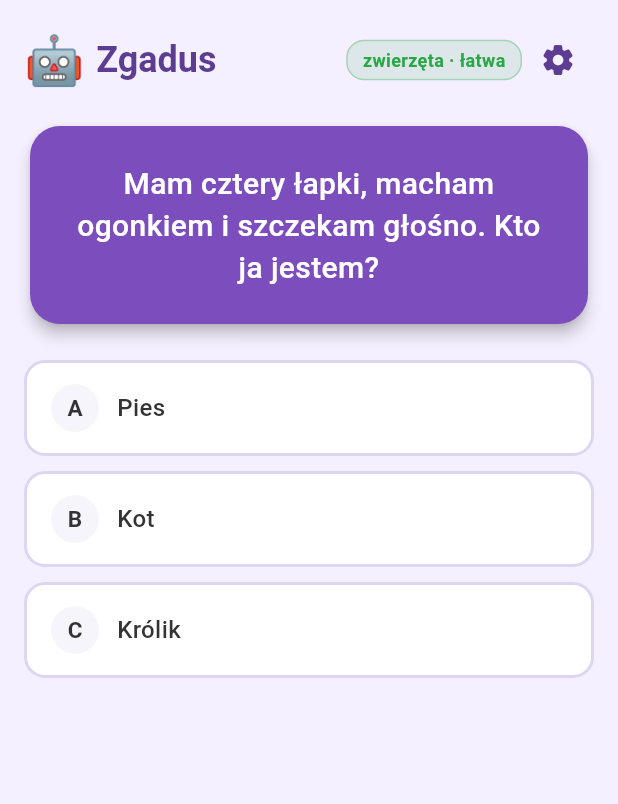
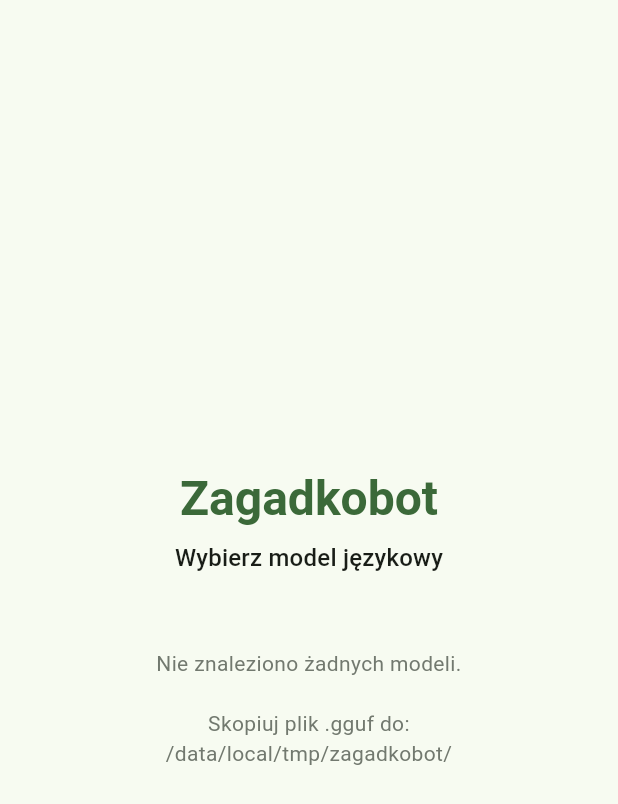
Before and after one commit to lszczuro/zagadkobot, a Flutter app: the screen it shows after launch, on a phone screen of 412 x 824 dp. Shown: the top 804 px of the screen. Run offline on Flutter 3.47's test engine with Material 3 defaults, Android fonts, the phone set to English and light mode, and no system bars; our stand-ins replace flutter_riverpod, flutter_tts.

Commit message:
Added choose model before start

```diff
--- a/lib/app.dart
+++ b/lib/app.dart
@@ -1,6 +1,6 @@
 import 'package:flutter/material.dart';
 import 'package:zagadkobot/core/theme.dart';
-import 'package:zagadkobot/features/home/home_screen.dart';
+import 'package:zagadkobot/features/model_selection/model_selection_screen.dart';
 
 class ZagadkobotApp extends StatelessWidget {
   const ZagadkobotApp({super.key});
@@ -10,7 +10,7 @@ class ZagadkobotApp extends StatelessWidget {
     return MaterialApp(
       title: 'zagadkobot',
       theme: AppTheme.lightTheme,
-      home: const HomeScreen(),
+      home: const ModelSelectionScreen(),
       debugShowCheckedModeBanner: false,
     );
   }
--- a/lib/features/home/home_screen.dart
+++ b/lib/features/home/home_screen.dart
@@ -10,7 +10,9 @@ import 'package:zagadkobot/services/tts/tts_service_flutter_tts.dart';
 enum _Phase { loading, error, question, commenting, done }
 
 class HomeScreen extends StatefulWidget {
-  const HomeScreen({super.key});
+  const HomeScreen({super.key, this.modelPath});
+
+  final String? modelPath;
 
   @override
   State<HomeScreen> createState() => _HomeScreenState();
@@ -39,7 +41,7 @@ class _HomeScreenState extends State<HomeScreen> {
   Future<void> _init() async {
     try {
       await Future.wait([
-        _llm.initialize(),
+        _llm.initialize(modelPath: widget.modelPath),
         _tts.initialize(),
         _repo.load(),
       ]);
--- /dev/null
+++ b/lib/features/model_selection/model_selection_screen.dart
@@ -0,0 +1,168 @@
+import 'package:flutter/material.dart';
+import 'package:zagadkobot/features/home/home_screen.dart';
+import 'package:zagadkobot/services/llm/llm_service_llama_cpp.dart';
+
+class ModelSelectionScreen extends StatefulWidget {
+  const ModelSelectionScreen({super.key});
+
+  @override
+  State<ModelSelectionScreen> createState() => _ModelSelectionScreenState();
+}
+
+class _ModelSelectionScreenState extends State<ModelSelectionScreen> {
+  final _llm = LlmServiceLlamaCpp();
+
+  List<Map<String, String>> _models = [];
+  Map<String, String>? _selected;
+  bool _loading = true;
+  String? _error;
+
+  @override
+  void initState() {
+    super.initState();
+    _loadModels();
+  }
+
+  Future<void> _loadModels() async {
+    try {
+      final models = await _llm.listModels();
+      setState(() {
+        _models = models;
+        _selected = models.isNotEmpty ? models.first : null;
+        _loading = false;
+      });
+    } catch (e) {
+      setState(() {
+        _error = e.toString();
+        _loading = false;
+      });
+    }
+  }
+
+  void _start() {
+    Navigator.of(context).pushReplacement(
+      MaterialPageRoute(
+        builder: (_) => HomeScreen(modelPath: _selected?['path']),
+      ),
+    );
+  }
+
+  @override
+  Widget build(BuildContext context) {
+    final cs = Theme.of(context).colorScheme;
+
+    return Scaffold(
+      body: SafeArea(
+        child: Padding(
+          padding: const EdgeInsets.all(32),
+          child: Column(
+            mainAxisAlignment: MainAxisAlignment.center,
+            crossAxisAlignment: CrossAxisAlignment.stretch,
+            children: [
+              Text(
+                'Zagadkobot',
+                style: Theme.of(context)
+                    .textTheme
+                    .headlineLarge
+                    ?.copyWith(color: cs.primary, fontWeight: FontWeight.bold),
+                textAlign: TextAlign.center,
+              ),
+              const SizedBox(height: 8),
+              Text(
+                'Wybierz model językowy',
+                style: Theme.of(context).textTheme.titleMedium,
+                textAlign: TextAlign.center,
+              ),
+              const SizedBox(height: 48),
+              if (_loading)
+                const Center(child: CircularProgressIndicator())
+              else if (_error != null)
+                _ErrorCard(message: _error!, onRetry: _loadModels)
+              else if (_models.isEmpty)
+                _NoModelsCard()
+              else ...[
+                InputDecorator(
+                  decoration: const InputDecoration(
+                    labelText: 'Model',
+                    border: OutlineInputBorder(),
+                  ),
+                  child: DropdownButton<Map<String, String>>(
+                    value: _selected,
+                    isExpanded: true,
+                    underline: const SizedBox.shrink(),
+                    items: _models
+                        .map(
+                          (m) => DropdownMenuItem(
+                            value: m,
+                            child: Text(
+                              m['name'] ?? '',
+                              overflow: TextOverflow.ellipsis,
+                            ),
+                          ),
+                        )
+                        .toList(),
+                    onChanged: (val) => setState(() => _selected = val),
+                  ),
+                ),
+                const SizedBox(height: 8),
+                if (_selected != null)
+                  Text(
+                    _selected!['path'] ?? '',
+                    style: Theme.of(context)
+                        .textTheme
+                        .bodySmall
+                        ?.copyWith(color: cs.outline),
+                    overflow: TextOverflow.ellipsis,
+                  ),
+                const SizedBox(height: 32),
+                FilledButton(
+                  onPressed: _selected != null ? _start : null,
+                  child: const Padding(
+                    padding: EdgeInsets.symmetric(vertical: 12),
+                    child: Text('Uruchom'),
+                  ),
+                ),
+              ],
+            ],
+          ),
+        ),
+      ),
+    );
+  }
+}
+
+class _ErrorCard extends StatelessWidget {
+  const _ErrorCard({required this.message, required this.onRetry});
+
+  final String message;
+  final VoidCallback onRetry;
+
+  @override
+  Widget build(BuildContext context) {
+    return Column(
+      children: [
+        Text(
+          'Błąd: $message',
+          style: TextStyle(color: Theme.of(context).colorScheme.error),
+          textAlign: TextAlign.center,
+        ),
+        const SizedBox(height: 16),
+        OutlinedButton(onPressed: onRetry, child: const Text('Spróbuj ponownie')),
+      ],
+    );
+  }
+}
+
+class _NoModelsCard extends StatelessWidget {
+  @override
+  Widget build(BuildContext context) {
+    return Text(
+      'Nie znaleziono żadnych modeli.\n\nSkopiuj plik .gguf do:\n/data/local/tmp/zagadkobot/',
+      textAlign: TextAlign.center,
+      style: Theme.of(context)
+          .textTheme
+          .bodyMedium
+          ?.copyWith(color: Theme.of(context).colorScheme.outline),
+    );
+  }
+}
```
Also changed, not shown: lib/services/llm/llm_service_llama_cpp.dart (+17 -3 lines), 1 other file.
